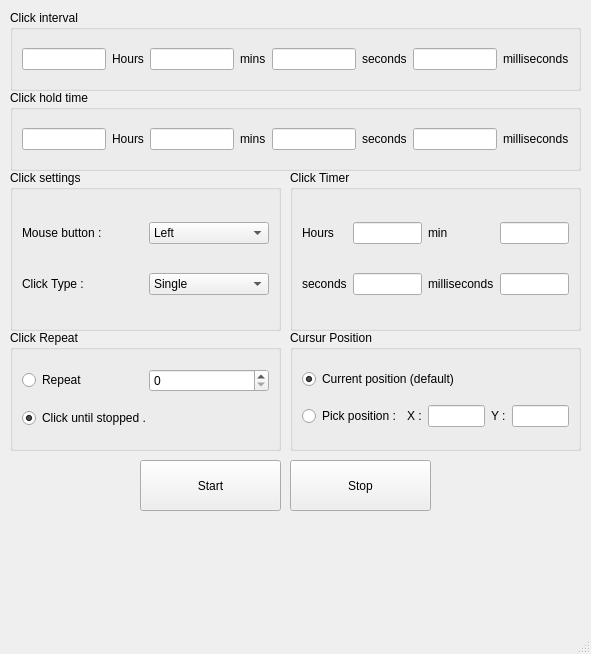
Old version of the form mainUi.ui in the repository bigbanana80/Mouse-clicker-Pro.
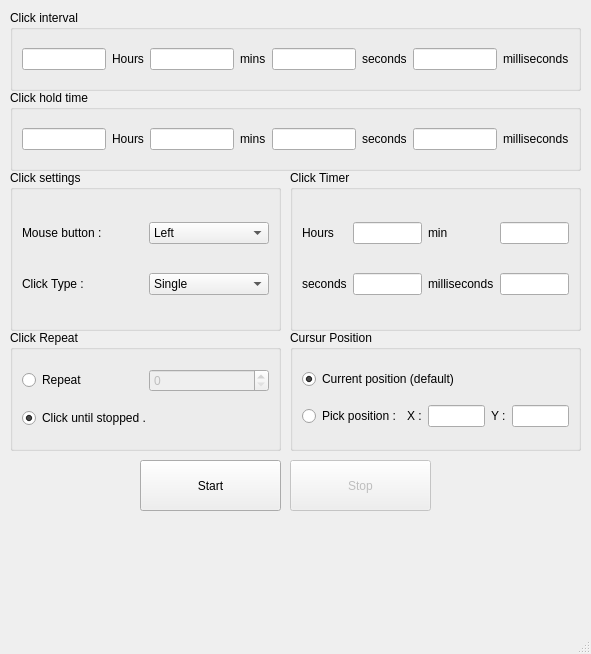
New version of the form.

Commit message: 0.1.1 "click repeat option works now"

Patch:
```diff
--- a/mainUi.ui
+++ b/mainUi.ui
@@ -259,6 +259,9 @@
     </property>
    </widget>
    <widget class="QPushButton" name="btn_stop">
+    <property name="enabled">
+     <bool>false</bool>
+    </property>
     <property name="geometry">
      <rect>
       <x>290</x>
@@ -298,7 +301,11 @@
       </widget>
      </item>
      <item row="0" column="1">
-      <widget class="QSpinBox" name="repeat_times"/>
+      <widget class="QSpinBox" name="repeat_times">
+       <property name="enabled">
+        <bool>false</bool>
+       </property>
+      </widget>
      </item>
      <item row="1" column="0" colspan="2">
       <widget class="QRadioButton" name="repeat_opt_2">
```
The commit also changes 2 other files.
